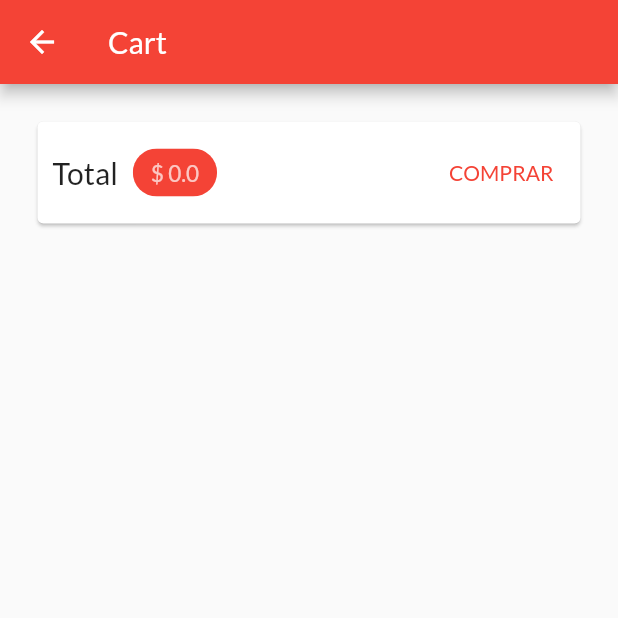
After one commit to dominickbrasileiro/my-shop, a Flutter app: the CartScreen screen opened by its route, on a phone screen of 412 x 824 dp, the top half of it. The commit adds this screen. Run offline on Flutter 3.47's test engine with Material 2 defaults, Android fonts, the phone set to English and light mode, and no system bars; network calls fail.

Commit message:
Add Cart Screen

```diff
--- a/lib/core/app_routes.dart
+++ b/lib/core/app_routes.dart
@@ -1,4 +1,5 @@
 class AppRoutes {
   static const HOME = '/';
   static const PRODUCT_DETAILS = '/product-details';
+  static const CART = '/cart';
 }
--- a/lib/main.dart
+++ b/lib/main.dart
@@ -2,6 +2,7 @@ import 'package:flutter/material.dart';
 import 'package:fshop/core/app_routes.dart';
 import 'package:fshop/providers/cart_provider.dart';
 import 'package:fshop/providers/products_provider.dart';
+import 'package:fshop/screens/cart_screen.dart';
 import 'package:fshop/screens/product_details_screen.dart';
 import 'package:fshop/screens/products_overview_screen.dart';
 import 'package:provider/provider.dart';
@@ -32,6 +33,7 @@ class MyApp extends StatelessWidget {
         routes: {
           AppRoutes.HOME: (ctx) => ProductsOverviewScreen(),
           AppRoutes.PRODUCT_DETAILS: (ctx) => ProductDetailsScreen(),
+          AppRoutes.CART: (ctx) => CartScreen(),
         },
       ),
     );
--- a/lib/providers/cart_provider.dart
+++ b/lib/providers/cart_provider.dart
@@ -8,6 +8,16 @@ class CartProvider with ChangeNotifier {
   Map<int, CartItem> get items => {..._items};
 
   int get itemCount => _items.length;
+
+  double get totalAmount {
+    double total = 0.0;
+
+    _items.forEach((key, value) {
+      total += value.price * value.quantity;
+    });
+
+    return total;
+  }
 
   void addItem(Product product) {
     if (_items.containsKey(product.id)) {
--- /dev/null
+++ b/lib/screens/cart_screen.dart
@@ -0,0 +1,58 @@
+import 'package:flutter/material.dart';
+import 'package:fshop/providers/cart_provider.dart';
+import 'package:provider/provider.dart';
+
+class CartScreen extends StatelessWidget {
+  @override
+  Widget build(BuildContext context) {
+    final cartProvider = Provider.of<CartProvider>(context);
+
+    return Scaffold(
+      appBar: AppBar(
+        title: Text('Cart'),
+      ),
+      body: Column(
+        children: [
+          Card(
+            margin: EdgeInsets.all(25),
+            child: Padding(
+              padding: EdgeInsets.all(10),
+              child: Row(
+                children: [
+                  Text(
+                    'Total',
+                    style: TextStyle(
+                      fontSize: 20,
+                    ),
+                  ),
+                  SizedBox(width: 10),
+                  Chip(
+                    label: Text(
+                      '\$ ${cartProvider.totalAmount}',
+                      style: TextStyle(
+                        fontSize: 15,
+                        color:
+                            Theme.of(context).primaryTextTheme.headline1!.color,
+                      ),
+                    ),
+                    backgroundColor: Theme.of(context).primaryColor,
+                  ),
+                  Spacer(),
+                  TextButton(
+                    onPressed: () {},
+                    style: ButtonStyle(
+                      foregroundColor: MaterialStateProperty.all(
+                        Theme.of(context).primaryColor,
+                      ),
+                    ),
+                    child: Text('COMPRAR'),
+                  ),
+                ],
+              ),
+            ),
+          ),
+        ],
+      ),
+    );
+  }
+}
--- a/lib/screens/products_overview_screen.dart
+++ b/lib/screens/products_overview_screen.dart
@@ -1,4 +1,5 @@
 import 'package:flutter/material.dart';
+import 'package:fshop/core/app_routes.dart';
 import 'package:fshop/providers/cart_provider.dart';
 import 'package:fshop/providers/products_provider.dart';
 import 'package:fshop/widgets/badge_widget.dart';
@@ -46,7 +47,9 @@ class _ProductsOverviewScreenState extends State<ProductsOverviewScreen> {
           Consumer<CartProvider>(
             child: IconButton(
               icon: Icon(Icons.shopping_cart),
-              onPressed: () {},
+              onPressed: () {
+                Navigator.of(context).pushNamed(AppRoutes.CART);
+              },
             ),
             builder: (ctx, cart, child) => BadgeWidget(
               value: '${cart.itemCount}',
```
